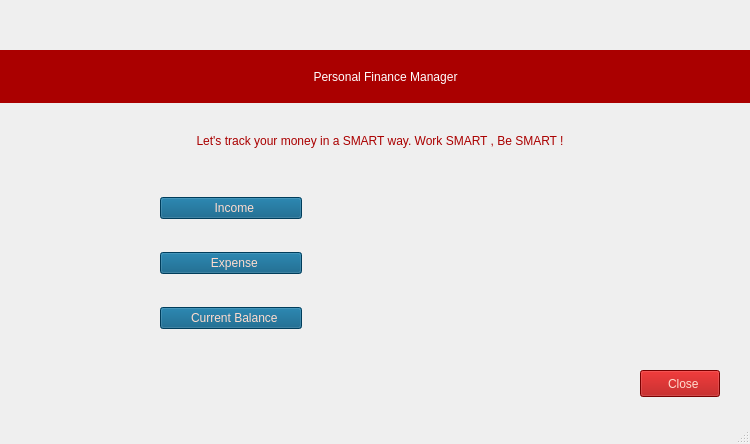
Before: the Qt Designer form mainwindow.ui in Cyb3rSoldier/Finance-Manager, drawn with Qt 5.
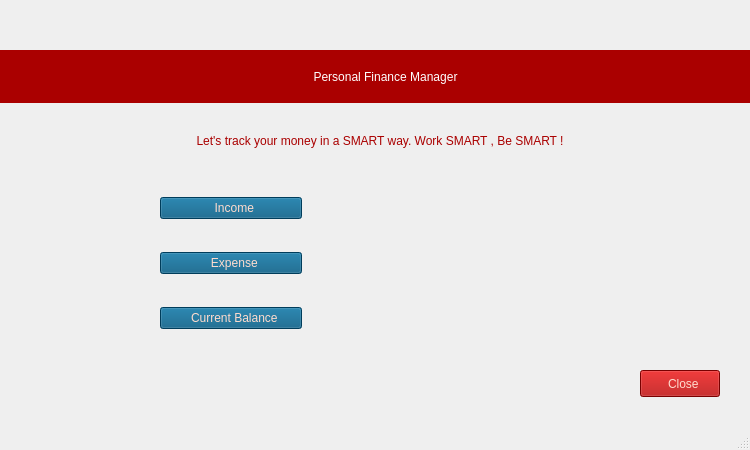
After: the same form once the commit is applied. Icons and pictures are not drawn.

Commit message: back button done

Diff of the .ui file:
```diff
--- a/mainwindow.ui
+++ b/mainwindow.ui
@@ -7,7 +7,7 @@
     <x>0</x>
     <y>0</y>
     <width>750</width>
-    <height>444</height>
+    <height>450</height>
    </rect>
   </property>
   <property name="windowTitle">
```
The commit also changes 6 other files.
